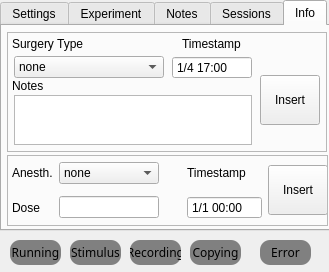
Before: the Qt Designer form MasterRunner/form.ui in ef-lab/Experiments, drawn with Qt 5.
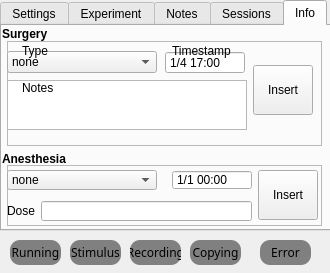
After: the same form once the commit is applied. The open tabs and pages were chosen to show the change. Icons and pictures are not drawn.

Diff of the .ui file:
```diff
--- a/MasterRunner/form.ui
+++ b/MasterRunner/form.ui
@@ -12,8 +12,8 @@
    <rect>
     <x>0</x>
     <y>0</y>
-    <width>329</width>
-    <height>272</height>
+    <width>330</width>
+    <height>273</height>
    </rect>
   </property>
   <property name="windowTitle">
@@ -1035,21 +1035,21 @@
     <widget class="QLabel" name="anesthesia_label_3">
      <property name="geometry">
       <rect>
-       <x>10</x>
-       <y>10</y>
-       <width>111</width>
+       <x>20</x>
+       <y>17</y>
+       <width>30</width>
        <height>15</height>
       </rect>
      </property>
      <property name="text">
-      <string>Surgery Type</string>
+      <string>Type</string>
      </property>
     </widget>
     <widget class="QLabel" name="dose_label_3">
      <property name="geometry">
       <rect>
-       <x>10</x>
-       <y>50</y>
+       <x>20</x>
+       <y>52</y>
        <width>91</width>
        <height>19</height>
       </rect>
@@ -1061,9 +1061,9 @@
     <widget class="QLabel" name="dose_label_4">
      <property name="geometry">
       <rect>
-       <x>180</x>
-       <y>10</y>
-       <width>91</width>
+       <x>170</x>
+       <y>17</y>
+       <width>70</width>
        <height>15</height>
       </rect>
      </property>
@@ -1071,219 +1071,13 @@
       <string>Timestamp</string>
      </property>
     </widget>
-    <widget class="QWidget" name="layoutWidget">
-     <property name="geometry">
-      <rect>
-       <x>10</x>
-       <y>20</y>
-       <width>311</width>
-       <height>110</height>
-      </rect>
-     </property>
-     <layout class="QGridLayout" name="gridLayout_4" rowstretch="0,0" columnstretch="0,0,0">
-      <property name="sizeConstraint">
-       <enum>QLayout::SetNoConstraint</enum>
-      </property>
-      <item row="1" column="0" colspan="2">
-       <widget class="QPlainTextEdit" name="surgery_notes">
-        <property name="sizePolicy">
-         <sizepolicy hsizetype="Expanding" vsizetype="Expanding">
-          <horstretch>0</horstretch>
-          <verstretch>0</verstretch>
-         </sizepolicy>
-        </property>
-        <property name="maximumSize">
-         <size>
-          <width>16777215</width>
-          <height>50</height>
-         </size>
-        </property>
-       </widget>
-      </item>
-      <item row="0" column="2" rowspan="2">
-       <widget class="QPushButton" name="surgery_button">
-        <property name="sizePolicy">
-         <sizepolicy hsizetype="Minimum" vsizetype="Maximum">
-          <horstretch>0</horstretch>
-          <verstretch>0</verstretch>
-         </sizepolicy>
-        </property>
-        <property name="maximumSize">
-         <size>
-          <width>60</width>
-          <height>50</height>
-         </size>
-        </property>
-        <property name="text">
-         <string>Insert</string>
-        </property>
-       </widget>
-      </item>
-      <item row="0" column="1">
-       <widget class="QDateTimeEdit" name="surgery_time">
-        <property name="maximumSize">
-         <size>
-          <width>80</width>
-          <height>16777215</height>
-         </size>
-        </property>
-        <property name="buttonSymbols">
-         <enum>QAbstractSpinBox::NoButtons</enum>
-        </property>
-        <property name="date">
-         <date>
-          <year>2000</year>
-          <month>4</month>
-          <day>1</day>
-         </date>
-        </property>
-        <property name="time">
-         <time>
-          <hour>17</hour>
-          <minute>0</minute>
-          <second>0</second>
-         </time>
-        </property>
-        <property name="displayFormat">
-         <string>d/M HH:mm</string>
-        </property>
-        <property name="calendarPopup">
-         <bool>false</bool>
-        </property>
-       </widget>
-      </item>
-      <item row="0" column="0">
-       <widget class="QComboBox" name="surgery_type">
-        <property name="sizePolicy">
-         <sizepolicy hsizetype="Fixed" vsizetype="Fixed">
-          <horstretch>0</horstretch>
-          <verstretch>0</verstretch>
-         </sizepolicy>
-        </property>
-        <property name="maximumSize">
-         <size>
-          <width>150</width>
-          <height>16777215</height>
-         </size>
-        </property>
-        <item>
-         <property name="text">
-          <string>none</string>
-         </property>
-        </item>
-       </widget>
-      </item>
-     </layout>
-    </widget>
-    <widget class="QWidget" name="layoutWidget">
-     <property name="geometry">
-      <rect>
-       <x>10</x>
-       <y>130</y>
-       <width>316</width>
-       <height>71</height>
-      </rect>
-     </property>
-     <layout class="QGridLayout" name="gridLayout_6">
-      <item row="0" column="0">
-       <widget class="QLabel" name="anesthesia_label_2">
-        <property name="text">
-         <string>Anesth.</string>
-        </property>
-       </widget>
-      </item>
-      <item row="1" column="1">
-       <widget class="QLineEdit" name="anesthesia_dose">
-        <property name="sizePolicy">
-         <sizepolicy hsizetype="Minimum" vsizetype="Fixed">
-          <horstretch>0</horstretch>
-          <verstretch>0</verstretch>
-         </sizepolicy>
-        </property>
-        <property name="maximumSize">
-         <size>
-          <width>100</width>
-          <height>16777215</height>
-         </size>
-        </property>
-       </widget>
-      </item>
-      <item row="0" column="3">
-       <widget class="QLabel" name="dose_label_2">
-        <property name="text">
-         <string>Timestamp</string>
-        </property>
-       </widget>
-      </item>
-      <item row="0" column="4" rowspan="2">
-       <widget class="QPushButton" name="anesthesia_button">
-        <property name="maximumSize">
-         <size>
-          <width>60</width>
-          <height>50</height>
-         </size>
-        </property>
-        <property name="text">
-         <string>Insert</string>
-        </property>
-       </widget>
-      </item>
-      <item row="1" column="3">
-       <widget class="QDateTimeEdit" name="anesthesia_time">
-        <property name="maximumSize">
-         <size>
-          <width>80</width>
-          <height>16777215</height>
-         </size>
-        </property>
-        <property name="buttonSymbols">
-         <enum>QAbstractSpinBox::NoButtons</enum>
-        </property>
-        <property name="displayFormat">
-         <string>d/M HH:mm</string>
-        </property>
-        <property name="calendarPopup">
-         <bool>false</bool>
-        </property>
-       </widget>
-      </item>
-      <item row="0" column="1" colspan="2">
-       <widget class="QComboBox" name="anesthesia_type">
-        <property name="sizePolicy">
-         <sizepolicy hsizetype="Fixed" vsizetype="Fixed">
-          <horstretch>0</horstretch>
-          <verstretch>0</verstretch>
-         </sizepolicy>
-        </property>
-        <property name="maximumSize">
-         <size>
-          <width>100</width>
-          <height>16777215</height>
-         </size>
-        </property>
-        <item>
-         <property name="text">
-          <string>none</string>
-         </property>
-        </item>
-       </widget>
-      </item>
-      <item row="1" column="0">
-       <widget class="QLabel" name="dose_label">
-        <property name="text">
-         <string>Dose</string>
-        </property>
-       </widget>
-      </item>
-     </layout>
-    </widget>
     <widget class="QFrame" name="frame">
      <property name="geometry">
       <rect>
        <x>5</x>
-       <y>129</y>
-       <width>321</width>
-       <height>71</height>
+       <y>139</y>
+       <width>315</width>
+       <height>61</height>
       </rect>
      </property>
      <property name="frameShape">
@@ -1292,6 +1086,9 @@
      <property name="frameShadow">
       <enum>QFrame::Raised</enum>
      </property>
+     <property name="lineWidth">
+      <number>2</number>
+     </property>
      <widget class="QFrame" name="frame_2">
       <property name="geometry">
        <rect>
@@ -1340,14 +1137,126 @@
        </property>
       </widget>
      </widget>
+     <widget class="QWidget" name="gridLayoutWidget_2">
+      <property name="geometry">
+       <rect>
+        <x>0</x>
+        <y>0</y>
+        <width>311</width>
+        <height>61</height>
+       </rect>
+      </property>
+      <layout class="QGridLayout" name="gridLayout_8">
+       <item row="0" column="4" rowspan="2">
+        <widget class="QPushButton" name="anesthesia_button">
+         <property name="maximumSize">
+          <size>
+           <width>60</width>
+           <height>50</height>
+          </size>
+         </property>
+         <property name="text">
+          <string>Insert</string>
+         </property>
+        </widget>
+       </item>
+       <item row="0" column="3">
+        <widget class="QDateTimeEdit" name="anesthesia_time">
+         <property name="sizePolicy">
+          <sizepolicy hsizetype="Fixed" vsizetype="Fixed">
+           <horstretch>0</horstretch>
+           <verstretch>0</verstretch>
+          </sizepolicy>
+         </property>
+         <property name="minimumSize">
+          <size>
+           <width>80</width>
+           <height>0</height>
+          </size>
+         </property>
+         <property name="maximumSize">
+          <size>
+           <width>100</width>
+           <height>20</height>
+          </size>
+         </property>
+         <property name="buttonSymbols">
+          <enum>QAbstractSpinBox::NoButtons</enum>
+         </property>
+         <property name="displayFormat">
+          <string>d/M HH:mm</string>
+         </property>
+         <property name="calendarPopup">
+          <bool>false</bool>
+         </property>
+        </widget>
+       </item>
+       <item row="0" column="0" colspan="3">
+        <widget class="QComboBox" name="anesthesia_type">
+         <property name="sizePolicy">
+          <sizepolicy hsizetype="Fixed" vsizetype="Fixed">
+           <horstretch>0</horstretch>
+           <verstretch>0</verstretch>
+          </sizepolicy>
+         </property>
+         <property name="maximumSize">
+          <size>
+           <width>150</width>
+           <height>20</height>
+          </size>
+         </property>
+         <item>
+          <property name="text">
+           <string>none</string>
+          </property>
+         </item>
+        </widget>
+       </item>
+       <item row="1" column="0">
+        <widget class="QLabel" name="dose_label_2">
+         <property name="sizePolicy">
+          <sizepolicy hsizetype="Fixed" vsizetype="Preferred">
+           <horstretch>0</horstretch>
+           <verstretch>0</verstretch>
+          </sizepolicy>
+         </property>
+         <property name="maximumSize">
+          <size>
+           <width>16777215</width>
+           <height>15</height>
+          </size>
+         </property>
+         <property name="text">
+          <string>Dose</string>
+         </property>
+        </widget>
+       </item>
+       <item row="1" column="1" colspan="3">
+        <widget class="QLineEdit" name="anesthesia_dose">
+         <property name="sizePolicy">
+          <sizepolicy hsizetype="Preferred" vsizetype="Fixed">
+           <horstretch>0</horstretch>
+           <verstretch>0</verstretch>
+          </sizepolicy>
+         </property>
+         <property name="maximumSize">
+          <size>
+           <width>300</width>
+           <height>20</height>
+          </size>
+         </property>
+        </widget>
+       </item>
+      </layout>
+     </widget>
     </widget>
     <widget class="QFrame" name="frame_5">
      <property name="geometry">
       <rect>
        <x>5</x>
-       <y>6</y>
-       <width>320</width>
-       <height>120</height>
+       <y>15</y>
+       <width>315</width>
+       <height>105</height>
       </rect>
      </property>
      <property name="frameShape">
@@ -1355,6 +1264,156 @@
      </property>
      <property name="frameShadow">
       <enum>QFrame::Raised</enum>
+     </property>
+     <property name="lineWidth">
+      <number>2</number>
+     </property>
+     <widget class="QWidget" name="layoutWidget">
+      <property name="geometry">
+       <rect>
+        <x>0</x>
+        <y>10</y>
+        <width>311</width>
+        <height>101</height>
+       </rect>
+      </property>
+      <layout class="QGridLayout" name="gridLayout_4" rowstretch="0,0" columnstretch="0,0,0">
+       <property name="sizeConstraint">
+        <enum>QLayout::SetFixedSize</enum>
+       </property>
+       <property name="horizontalSpacing">
+        <number>-1</number>
+       </property>
+       <item row="0" column="0">
+        <widget class="QComboBox" name="surgery_type">
+         <property name="sizePolicy">
+          <sizepolicy hsizetype="Fixed" vsizetype="Fixed">
+           <horstretch>0</horstretch>
+           <verstretch>0</verstretch>
+          </sizepolicy>
+         </property>
+         <property name="maximumSize">
+          <size>
+           <width>150</width>
+           <height>16777215</height>
+          </size>
+         </property>
+         <item>
+          <property name="text">
+           <string>none</string>
+          </property>
+         </item>
+        </widget>
+       </item>
+       <item row="0" column="2" rowspan="2">
+        <widget class="QPushButton" name="surgery_button">
+         <property name="sizePolicy">
+          <sizepolicy hsizetype="Minimum" vsizetype="Fixed">
+           <horstretch>0</horstretch>
+           <verstretch>0</verstretch>
+          </sizepolicy>
+         </property>
+         <property name="maximumSize">
+          <size>
+           <width>60</width>
+           <height>50</height>
+          </size>
+         </property>
+         <property name="text">
+          <string>Insert</string>
+         </property>
+        </widget>
+       </item>
+       <item row="0" column="1">
+        <widget class="QDateTimeEdit" name="surgery_time">
+         <property name="maximumSize">
+          <size>
+           <width>80</width>
+           <height>16777215</height>
+          </size>
+         </property>
+         <property name="buttonSymbols">
+          <enum>QAbstractSpinBox::NoButtons</enum>
+         </property>
+         <property name="date">
+          <date>
+           <year>2000</year>
+           <month>4</month>
+           <day>1</day>
+          </date>
+         </property>
+         <property name="time">
+          <time>
+           <hour>17</hour>
+           <minute>0</minute>
+           <second>0</second>
+          </time>
+         </property>
+         <property name="displayFormat">
+          <string>d/M HH:mm</string>
+         </property>
+         <property name="calendarPopup">
+          <bool>false</bool>
+         </property>
+        </widget>
+       </item>
+       <item row="1" column="0" colspan="2">
+        <widget class="QPlainTextEdit" name="surgery_notes">
+         <property name="sizePolicy">
+          <sizepolicy hsizetype="Fixed" vsizetype="Fixed">
+           <horstretch>0</horstretch>
+           <verstretch>0</verstretch>
+          </sizepolicy>
+         </property>
+         <property name="maximumSize">
+          <size>
+           <width>240</width>
+           <height>50</height>
+          </size>
+         </property>
+        </widget>
+       </item>
+      </layout>
+     </widget>
+    </widget>
+    <widget class="QLabel" name="anesthesia_label_4">
+     <property name="geometry">
+      <rect>
+       <x>0</x>
+       <y>0</y>
+       <width>110</width>
+       <height>15</height>
+      </rect>
+     </property>
+     <property name="font">
+      <font>
+       <family>Arial</family>
+       <weight>75</weight>
+       <bold>true</bold>
+      </font>
+     </property>
+     <property name="text">
+      <string>Surgery</string>
+     </property>
+    </widget>
+    <widget class="QLabel" name="anesthesia_label_5">
+     <property name="geometry">
+      <rect>
+       <x>0</x>
+       <y>125</y>
+       <width>110</width>
+       <height>15</height>
+      </rect>
+     </property>
+     <property name="font">
+      <font>
+       <family>Arial</family>
+       <weight>75</weight>
+       <bold>true</bold>
+      </font>
+     </property>
+     <property name="text">
+      <string>Anesthesia</string>
      </property>
     </widget>
     <zorder>frame</zorder>
```
Left out of the diff: 396 changed lines with no effect on the pictures.
